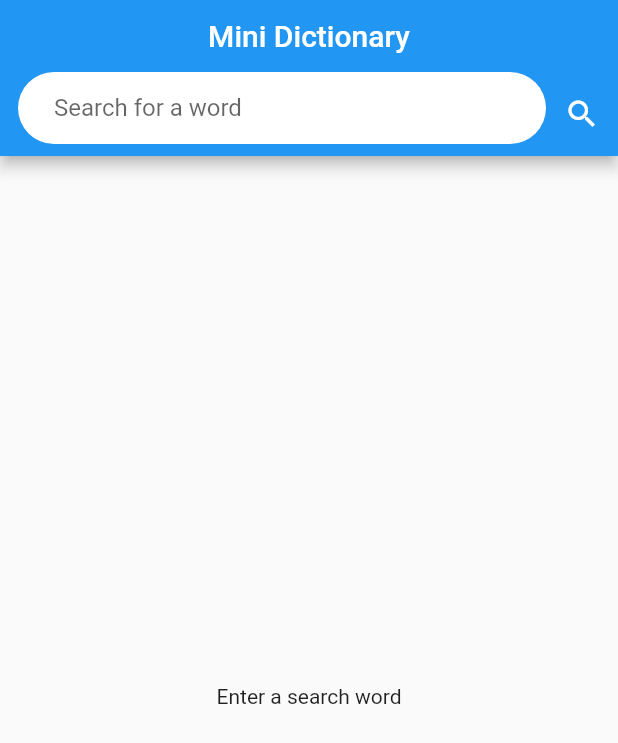
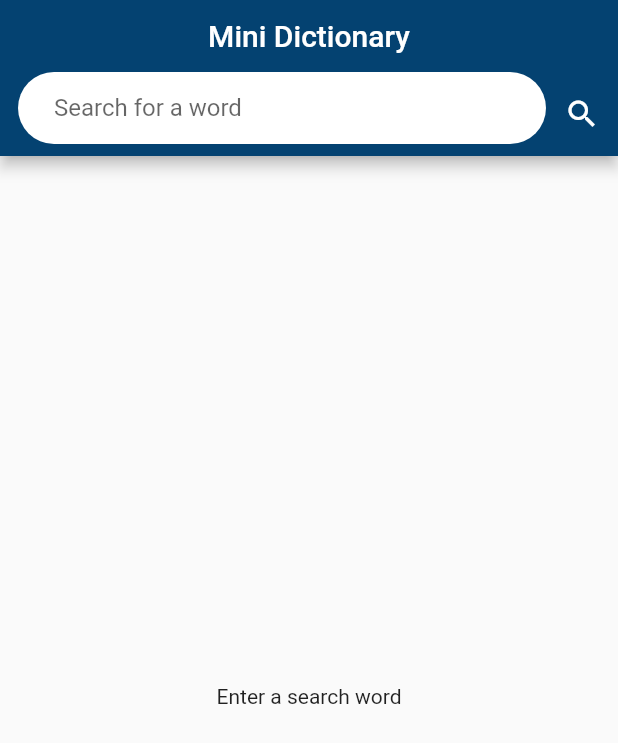
Before and after one commit to LalremLian/Mini_Dictionary, a Flutter app: the screen it shows after launch, on a phone screen of 412 x 824 dp. Shown: the top 743 px of the screen. Run offline on Flutter 3.47's test engine with Material 2 defaults, Android fonts, the phone set to English and light mode, and no system bars; our stand-ins replace lottie.

```diff
--- a/lib/main.dart
+++ b/lib/main.dart
@@ -20,6 +20,7 @@ class MyApp extends StatelessWidget {
         primarySwatch: Colors.blue,
       ),
       home: const SplashScreen(),
+      debugShowCheckedModeBanner: false,
     );
   }
 }
@@ -72,6 +73,7 @@ class _MyHomePageState extends State<MyHomePage> {
   Widget build(BuildContext context) {
     return Scaffold(
       appBar: AppBar(
+        backgroundColor: const Color.fromRGBO(4, 66, 113, 1),
         title: const Center(child: Text("Mini Dictionary")),
         bottom: PreferredSize(
           preferredSize: const Size.fromHeight(48.0),
```
Also changed, not shown: pubspec.yaml (+11 -0 lines), assets/logo_foreground.png (added), pubspec.lock, 16 other files.
